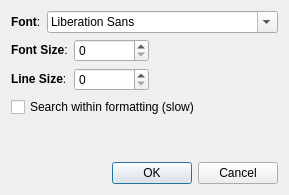
Before: the Qt Designer form qt/aqt/forms/browseropts.ui in ankitects/anki, drawn with Qt 5.
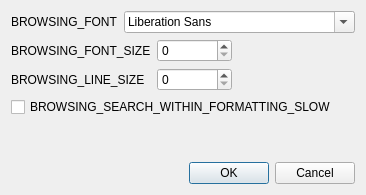
After: the same form once the commit is applied.

The edit to the form file:
```diff
--- a/qt/aqt/forms/browseropts.ui
+++ b/qt/aqt/forms/browseropts.ui
@@ -19,7 +19,7 @@
      <item>
       <widget class="QLabel" name="label">
        <property name="text">
-        <string>&lt;b&gt;Font&lt;/b&gt;:</string>
+        <string>BROWSING_FONT</string>
        </property>
       </widget>
      </item>
@@ -33,7 +33,7 @@
      <item row="0" column="0">
       <widget class="QLabel" name="label_2">
        <property name="text">
-        <string>&lt;b&gt;Font Size&lt;/b&gt;:</string>
+        <string>BROWSING_FONT_SIZE</string>
        </property>
       </widget>
      </item>
@@ -50,7 +50,7 @@
      <item row="1" column="0">
       <widget class="QLabel" name="label_3">
        <property name="text">
-        <string>&lt;b&gt;Line Size&lt;/b&gt;:</string>
+        <string>BROWSING_LINE_SIZE</string>
        </property>
       </widget>
      </item>
@@ -75,7 +75,7 @@
    <item>
     <widget class="QCheckBox" name="fullSearch">
      <property name="text">
-      <string>Search within formatting (slow)</string>
+      <string>BROWSING_SEARCH_WITHIN_FORMATTING_SLOW</string>
      </property>
     </widget>
    </item>
```
Left out of the diff: 2 changed lines with no effect on the pictures.
